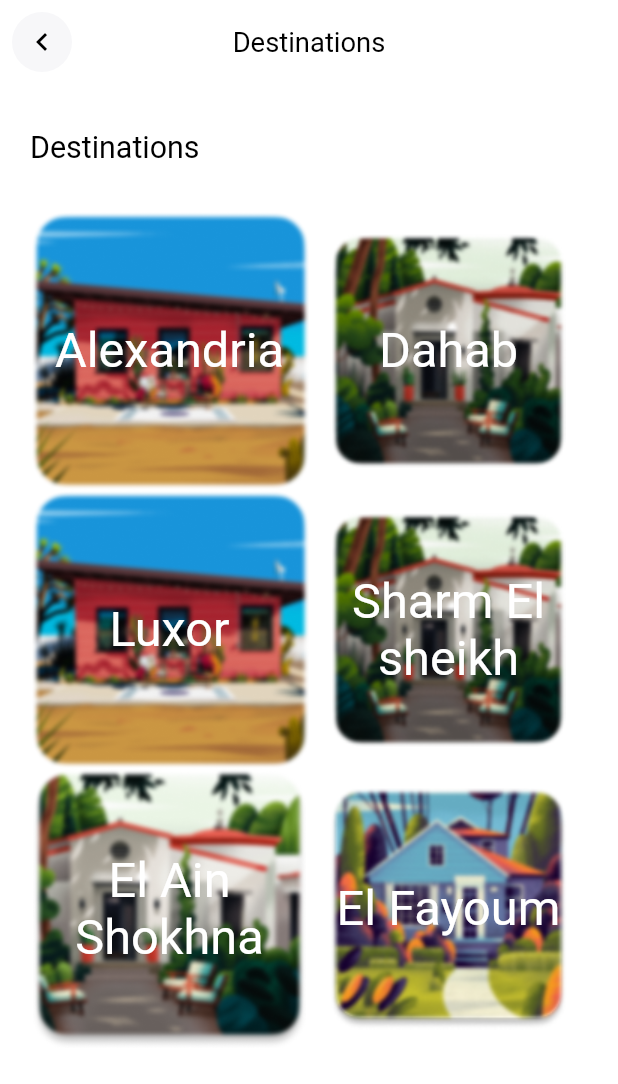
After one commit to youssefAnwar87/rahaf_app, a Flutter app: the DestinationsScreen screen opened by its route, on a phone screen of 412 x 824 dp. The commit adds this screen. Shown: the top 1084 px of the screen. Run offline on Flutter 3.47's test engine with Material 3 defaults, Android fonts, the light colour scheme and no system bars; our stand-ins replace bloc, dartz, device_preview, dio, flutter_bloc, flutter_screenutil and 6 more; accounts and stored records are empty; generated files the repository leaves out were written again; Roboto replaces fonts that are missing (Itim); project files that could hold a hidden picture were left out.

Commit message:
destionations done

```diff
--- a/lib/core/routes/routes_manager.dart
+++ b/lib/core/routes/routes_manager.dart
@@ -7,6 +7,7 @@ import 'package:rahaf/feature/auth/presentation/views/register_screen.dart';
 import 'package:rahaf/feature/home/presentation/views/home_layout_screen.dart';
 import 'package:rahaf/feature/profile/profile_screen.dart';
 import 'package:rahaf/feature/splash/presentation/views/splash_screen.dart';
+import 'package:rahaf/feature/trips/presentation/views/destinations_screen.dart';
 
 abstract class RoutesManager {
   static final routes = GoRouter(routes: [
@@ -38,6 +39,11 @@ abstract class RoutesManager {
       path: RoutesNames.homeLayout,
       name: RoutesNames.homeLayout,
       builder: (context, state) => const HomeLayout(),
-    )
+    ),
+    GoRoute(
+      path: RoutesNames.destinations,
+      name: RoutesNames.destinations,
+      builder: (context, state) => const DestinationsScreen(),
+    ),
   ]);
 }
--- a/lib/core/routes/routes_names.dart
+++ b/lib/core/routes/routes_names.dart
@@ -6,4 +6,5 @@ abstract class RoutesNames {
   static const String otp = "/otp";
   static const String profile = "/profile";
   static const String homeLayout = "/home-layout";
+  static const String destinations = "/destinations";
 }
--- a/lib/core/shared/usecases/providers.dart
+++ b/lib/core/shared/usecases/providers.dart
@@ -4,6 +4,7 @@ import 'package:rahaf/feature/auth/presentation/views_model/login/login_cubit.da
 import 'package:rahaf/feature/auth/presentation/views_model/otp/otp_cubit.dart';
 import 'package:rahaf/feature/auth/presentation/views_model/register/register_cubit.dart';
 import 'package:rahaf/feature/home/presentation/views_model/home_layout/home_layout_cubit.dart';
+import 'package:rahaf/feature/trips/presentation/views_model/destinations/destenations_cubit.dart';
 import 'package:rahaf/locator.dart';
 
 List<SingleChildWidget> providers = [
@@ -11,5 +12,5 @@ List<SingleChildWidget> providers = [
   BlocProvider(create: (_) => locator<RegisterCubit>()),
   BlocProvider(create: (_) => locator<LoginCubit>()),
   BlocProvider(create: (_) => locator<HomeLayoutCubit>()),
-
+  BlocProvider(create: (_) => locator<DestenationsCubit>()),
 ];
--- a/lib/core/theme/app_assets.dart
+++ b/lib/core/theme/app_assets.dart
@@ -1,7 +1,6 @@
 abstract class AppAssets {
   static const String imagePath = "assets/images/";
   static const String iconPath = "assets/icons/";
-
 
   // images
   static const String splash = "${imagePath}logo.png";
@@ -9,10 +8,12 @@ abstract class AppAssets {
   static const String profile = "${imagePath}profile.png";
   static const String longTrips = "${imagePath}long_trips.png";
   static const String dayYouth = "${imagePath}day_youth.png";
-
+  static const String alex = "${imagePath}alex.png";
+  static const String dahab = "${imagePath}dahab.png";
+  static const String sokhna = "${imagePath}sokhna.png";
+  static const String fayoum = "${imagePath}fayoum.png";
 
   // icons
   static const String notification = "${iconPath}notification.svg";
   static const String underline = "${iconPath}underline.svg";
-
 }
--- a/lib/feature/home/presentation/views/home_screen.dart
+++ b/lib/feature/home/presentation/views/home_screen.dart
@@ -1,8 +1,5 @@
 import 'package:flutter/material.dart';
 import 'package:flutter_screenutil/flutter_screenutil.dart';
-import 'package:flutter_svg/flutter_svg.dart';
-import 'package:rahaf/core/theme/app_assets.dart';
-import 'package:rahaf/core/theme/app_colors.dart';
 import 'package:rahaf/core/theme/custom_text_styles.dart';
 import 'package:rahaf/feature/home/presentation/widgets/app_bar_home.dart';
 import 'package:rahaf/feature/home/presentation/widgets/title_home.dart';
@@ -14,6 +11,7 @@ class HomeScreen extends StatelessWidget {
   @override
   Widget build(BuildContext context) {
     return Scaffold(
+      backgroundColor: Theme.of(context).scaffoldBackgroundColor,
       body: SafeArea(
         child: Column(
           crossAxisAlignment: CrossAxisAlignment.start,
--- a/lib/feature/home/presentation/widgets/trips_type_list_view.dart
+++ b/lib/feature/home/presentation/widgets/trips_type_list_view.dart
@@ -1,8 +1,9 @@
 import 'package:flutter/material.dart';
 import 'package:flutter_screenutil/flutter_screenutil.dart';
+import 'package:go_router/go_router.dart';
+import 'package:rahaf/core/routes/routes_names.dart';
 import 'package:rahaf/core/theme/app_assets.dart';
 import 'package:rahaf/core/theme/custom_text_styles.dart';
-
 
 class TripsTypeListView extends StatelessWidget {
   const TripsTypeListView({
@@ -23,7 +24,13 @@ class TripsTypeListView extends StatelessWidget {
           );
         },
         itemBuilder: (context, index) {
-          return Stack(
+          return GestureDetector(
+            onTap: () {
+              if (index == 0) {
+                GoRouter.of(context).push(RoutesNames.destinations);
+              }
+            },
+            child: Stack(
               alignment: Alignment.center,
               children: [
                 AspectRatio(
@@ -36,6 +43,7 @@ class TripsTypeListView extends StatelessWidget {
                       color: Theme.of(context).textTheme.displayLarge?.color),
                 ),
               ],
+            ),
           );
         },
       ),
--- /dev/null
+++ b/lib/feature/trips/presentation/views/destinations_screen.dart
@@ -0,0 +1,89 @@
+import 'package:flutter/material.dart';
+import 'package:flutter_screenutil/flutter_screenutil.dart';
+import 'package:go_router/go_router.dart';
+import 'package:rahaf/core/theme/app_colors.dart';
+import 'package:rahaf/core/theme/custom_text_styles.dart';
+import 'package:rahaf/feature/trips/presentation/views_model/destinations/destenations_cubit.dart';
+
+class DestinationsScreen extends StatelessWidget {
+  const DestinationsScreen({super.key});
+
+  @override
+  Widget build(BuildContext context) {
+    var cubit = DestenationsCubit.get(context);
+    return Scaffold(
+      backgroundColor: Theme.of(context).scaffoldBackgroundColor,
+      appBar: AppBar(
+        elevation: 0,
+        backgroundColor: Theme.of(context).scaffoldBackgroundColor,
+        centerTitle: true,
+        title: Text(
+          "Destinations",
+          style: CustomTextStyles.itimRegular18
+              .copyWith(color: Theme.of(context).textTheme.bodyLarge?.color),
+        ),
+        leading: IconButton(
+          icon: CircleAvatar(
+            radius: 20,
+            backgroundColor: AppColors.lightGreyColor,
+            child: Icon(
+              Icons.keyboard_arrow_left,
+              color: Theme.of(context).dividerColor,
+            ),
+          ),
+          onPressed: () {
+            GoRouter.of(context).pop();
+          },
+        ),
+      ),
+      body: SafeArea(
+        child: SingleChildScrollView(
+          child: Padding(
+            padding: const EdgeInsets.symmetric(horizontal: 20),
+            child: Column(
+              crossAxisAlignment: CrossAxisAlignment.start,
+              children: [
+                SizedBox(
+                  height: 30.h,
+                ),
+                Text(
+                  "Destinations",
+                  style: CustomTextStyles.itimRegular20.copyWith(
+                      color: Theme.of(context).textTheme.bodyLarge?.color),
+                ),
+                SizedBox(
+                  height: 30.h,
+                ),
+                GridView.builder(
+                  itemCount: 6,
+                  shrinkWrap: true,
+                  gridDelegate: SliverGridDelegateWithFixedCrossAxisCount(
+                      crossAxisCount: 2),
+                  itemBuilder: (context, index) {
+                    return Stack(
+                      alignment: Alignment.center,
+                      children: [
+                        AspectRatio(
+                            aspectRatio: 1,
+                            child: Image.asset(cubit.images[index])),
+                        Text(
+                          cubit.titles[index],
+                          textAlign: TextAlign.center,
+                          style: CustomTextStyles.itimRegular32.copyWith(
+                              color: Theme.of(context)
+                                  .textTheme
+                                  .displayLarge
+                                  ?.color),
+                        ),
+                      ],
+                    );
+                  },
+                )
+              ],
+            ),
+          ),
+        ),
+      ),
+    );
+  }
+}
--- /dev/null
+++ b/lib/feature/trips/presentation/views_model/destinations/destenations_cubit.dart
@@ -0,0 +1,29 @@
+import 'package:flutter_bloc/flutter_bloc.dart';
+import 'package:rahaf/core/theme/app_assets.dart';
+
+part 'destenations_state.dart';
+
+class DestenationsCubit extends Cubit<DestenationsState> {
+  DestenationsCubit() : super(DestenationsInitial());
+
+  static DestenationsCubit get(context) => BlocProvider.of(context);
+
+  final List<String> images = [
+    AppAssets.alex,
+    AppAssets.dahab,
+    AppAssets.alex,
+    AppAssets.dahab,
+    AppAssets.sokhna,
+    AppAssets.fayoum,
+
+  ];
+  final List<String> titles = [
+    'Alexandria',
+    'Dahab',
+    'Luxor',
+    'Sharm El sheikh',
+    'El Ain Shokhna',
+    'El Fayoum',
+
+  ];
+}
--- /dev/null
+++ b/lib/feature/trips/presentation/views_model/destinations/destenations_state.dart
@@ -0,0 +1,5 @@
+part of 'destenations_cubit.dart';
+
+sealed class DestenationsState {}
+
+final class DestenationsInitial extends DestenationsState {}
--- a/lib/locator.dart
+++ b/lib/locator.dart
@@ -10,6 +10,7 @@ import 'package:rahaf/feature/auth/presentation/views_model/login/login_cubit.da
 import 'package:rahaf/feature/auth/presentation/views_model/otp/otp_cubit.dart';
 import 'package:rahaf/feature/auth/presentation/views_model/register/register_cubit.dart';
 import 'package:rahaf/feature/home/presentation/views_model/home_layout/home_layout_cubit.dart';
+import 'package:rahaf/feature/trips/presentation/views_model/destinations/destenations_cubit.dart';
 import 'package:shared_preferences/shared_preferences.dart';
 
 GetIt locator = GetIt.instance;
@@ -20,6 +21,7 @@ Future<void> setupLocator() async {
   locator.registerFactory(() => RegisterCubit(locator()));
   locator.registerFactory(() => LoginCubit(locator()));
   locator.registerFactory(() => HomeLayoutCubit());
+  locator.registerFactory(() => DestenationsCubit());
   // //CORE
 
   // //REPOSITORISE
```
Also changed, not shown: assets/images/alex.png (added), assets/images/dahab.png (added), assets/images/fayoum.png (added), assets/images/sokhna.png (added). Lines whose indentation alone changed are shown as unchanged.
